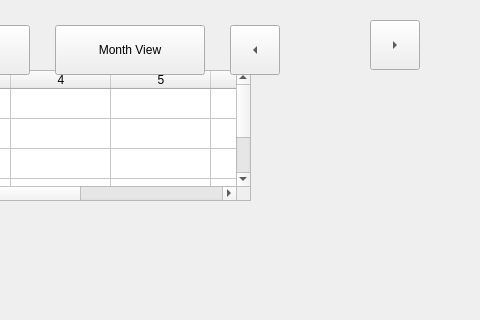
This is mainwindow.ui in Racabane/TaskPlanner as Qt 5 draws it before an edit; both pictures show x 320 to 800 and y 0 to 320 of the 800 by 600 pixel window. The edited form follows.
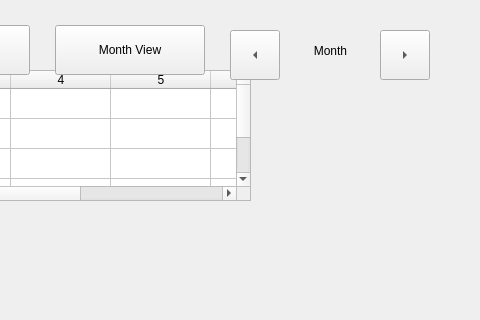
This is the edited form.

```diff
--- a/mainwindow.ui
+++ b/mainwindow.ui
@@ -127,7 +127,7 @@
     <property name="geometry">
      <rect>
       <x>550</x>
-      <y>25</y>
+      <y>30</y>
       <width>50</width>
       <height>50</height>
      </rect>
@@ -142,8 +142,8 @@
    <widget class="QToolButton" name="Next">
     <property name="geometry">
      <rect>
-      <x>690</x>
-      <y>20</y>
+      <x>700</x>
+      <y>30</y>
       <width>50</width>
       <height>50</height>
      </rect>
@@ -155,6 +155,25 @@
      <enum>Qt::ArrowType::RightArrow</enum>
     </property>
    </widget>
+   <widget class="QLabel" name="MonthDisplay">
+    <property name="geometry">
+     <rect>
+      <x>610</x>
+      <y>40</y>
+      <width>81</width>
+      <height>21</height>
+     </rect>
+    </property>
+    <property name="text">
+     <string>Month</string>
+    </property>
+    <property name="textFormat">
+     <enum>Qt::TextFormat::PlainText</enum>
+    </property>
+    <property name="alignment">
+     <set>Qt::AlignmentFlag::AlignCenter</set>
+    </property>
+   </widget>
   </widget>
   <widget class="QMenuBar" name="menubar">
    <property name="geometry">
```
